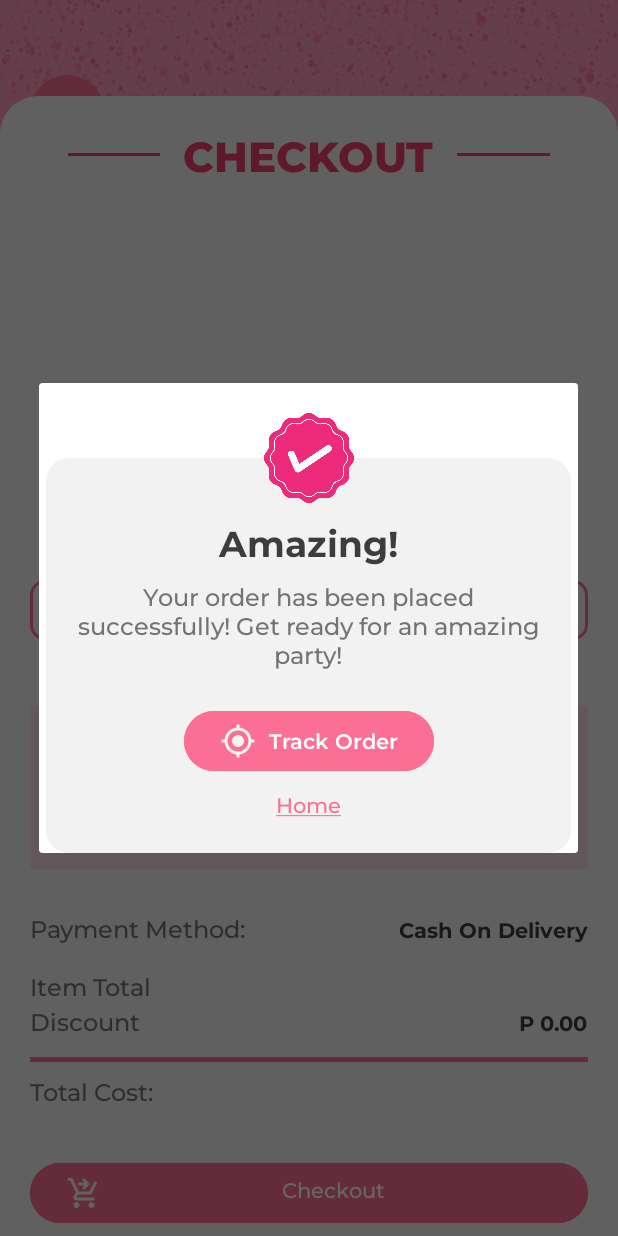
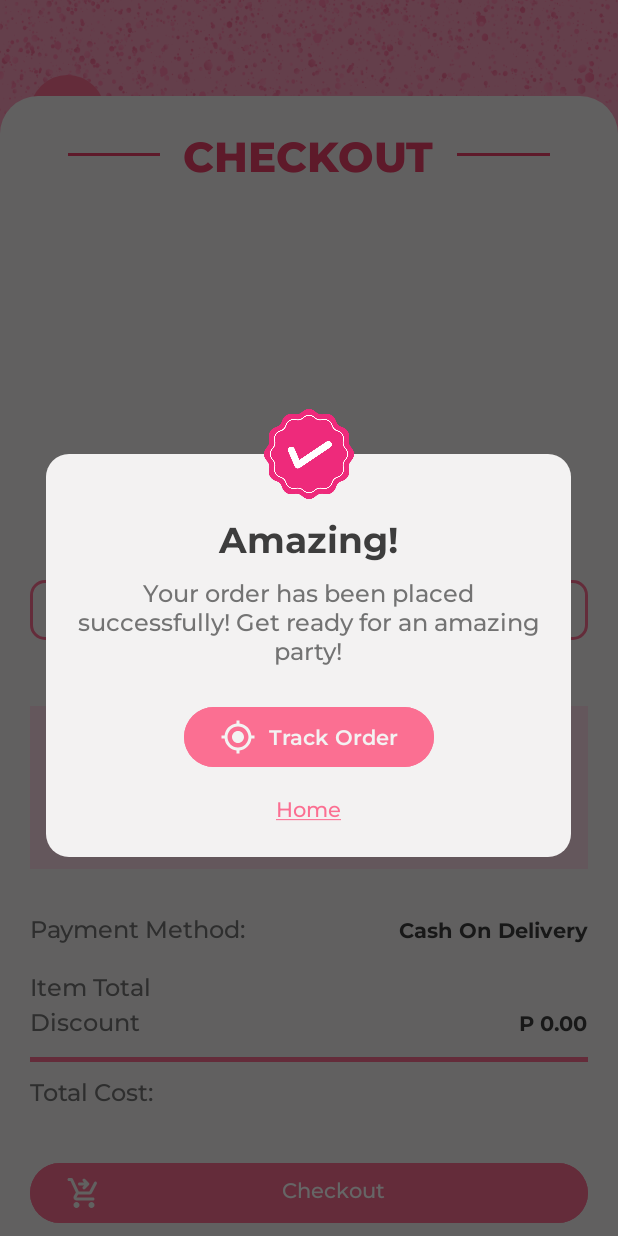
Before and after one commit to duyqnet/Party-Kneads-Application, an Android app: the CheckoutFragment screen opened through its navigation route, after a tap on "Checkout", on a phone screen of 412 x 824 dp. Run offline under Robolectric (Android 15) with nearby library versions, the phone set to English and light mode, and no system bars; our stand-ins replace Firebase (no records; nobody signed in at launch, a user with empty details on screens opened directly); 1 statement that could not run was skipped.

Commit message:
transparent bg in dialog box

```diff
--- a/app/src/main/java/com/ignacio/partykneadsapp/CheckoutFragment.java
+++ b/app/src/main/java/com/ignacio/partykneadsapp/CheckoutFragment.java
@@ -2,6 +2,7 @@ package com.ignacio.partykneadsapp;
 
 import android.animation.LayoutTransition;
 import android.app.AlertDialog;
+import android.graphics.drawable.ColorDrawable;
 import android.os.Bundle;
 
 import androidx.constraintlayout.widget.ConstraintLayout;
@@ -104,6 +105,11 @@ public class CheckoutFragment extends Fragment {
         builder.setView(dialogView);
         AlertDialog alertDialog = builder.create();
 
+        // Set the dialog background to transparent
+        if (alertDialog.getWindow() != null) {
+            alertDialog.getWindow().setBackgroundDrawable(new ColorDrawable(android.graphics.Color.TRANSPARENT));
+        }
+
         btnContinue.setOnClickListener(v -> {
             alertDialog.dismiss();
             Toast.makeText(getContext(), "Done", Toast.LENGTH_SHORT).show();
@@ -115,6 +121,7 @@ public class CheckoutFragment extends Fragment {
 
         alertDialog.show();
     }
+
 
     private void updateTotals() {
         double itemTotal = 0;
--- a/app/src/main/res/layout/addtocartdialog.xml
+++ b/app/src/main/res/layout/addtocartdialog.xml
@@ -50,6 +50,8 @@
             android:backgroundTint="@color/pink"
             android:text="Go to cart"
            android:layout_marginTop="20dp"
+            android:textColor="@color/semiwhite"
+            android:textSize="14sp"
             android:fontFamily="@font/montserrat_semibold"
             android:drawableLeft="@drawable/cart_white"
             app:layout_constraintStart_toStartOf="parent"
@@ -64,7 +66,7 @@
             android:textColor="@color/pink"
             android:fontFamily="@font/montserrat_medium"
             android:textSize="14sp"
-            android:layout_marginTop="10dp"
+            android:layout_marginTop="15dp"
             app:layout_constraintTop_toBottomOf="@+id/btnCart"
             app:layout_constraintStart_toStartOf="parent"
             app:layout_constraintEnd_toEndOf="parent"/>
--- a/app/src/main/res/layout/success_dialog.xml
+++ b/app/src/main/res/layout/success_dialog.xml
@@ -49,6 +49,7 @@
             android:backgroundTint="@color/pink"
             android:text="Track Order"
             android:layout_marginTop="20dp"
+            android:textColor="@color/semiwhite"
             android:fontFamily="@font/montserrat_semibold"
             android:drawableLeft="@drawable/baseline_my_location_24"
             app:layout_constraintStart_toStartOf="parent"
@@ -63,7 +64,8 @@
             android:textColor="@color/pink"
             android:fontFamily="@font/montserrat_medium"
             android:textSize="14sp"
-            android:layout_marginTop="10dp"
+            android:layout_marginTop="15dp"
+            android:layout_marginBottom="15dp"
             app:layout_constraintTop_toBottomOf="@+id/btnTrack"
             app:layout_constraintStart_toStartOf="parent"
             app:layout_constraintEnd_toEndOf="parent"/>
```
Also changed, not shown: app/src/main/java/com/ignacio/partykneadsapp/Cake_Description.java (+7 -2 lines).
